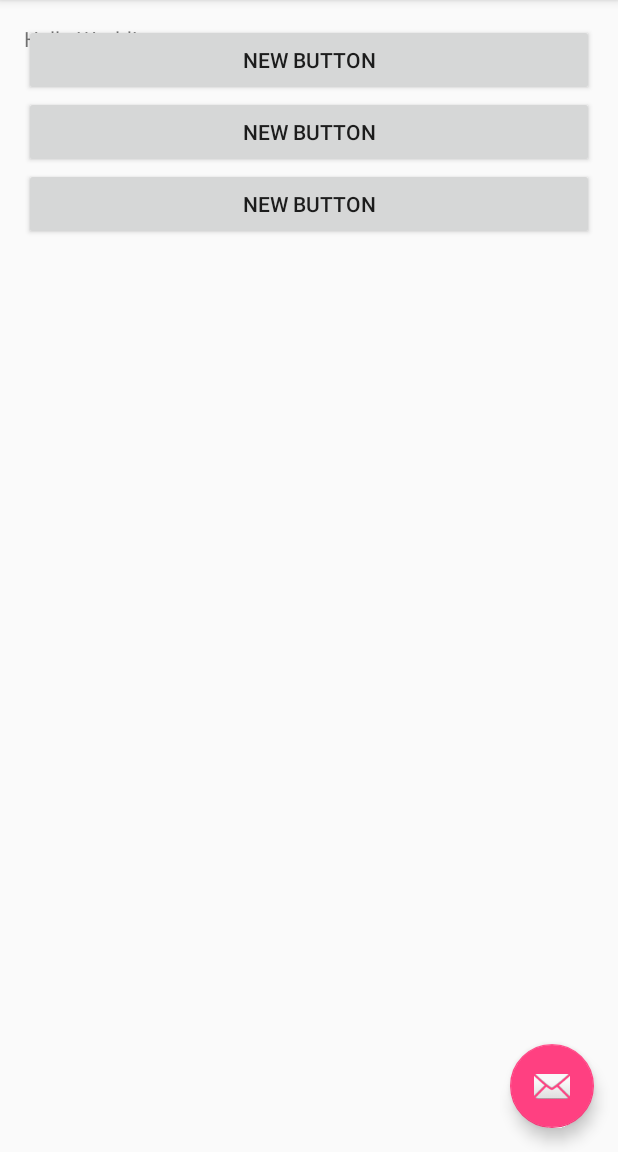
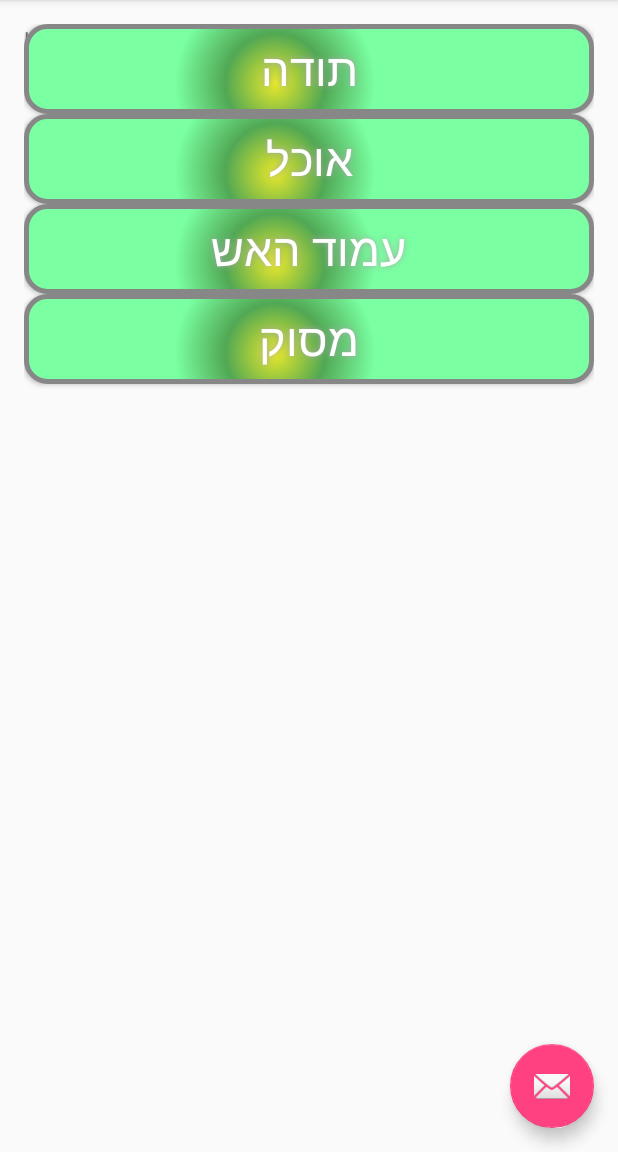
Before and after one commit to eshmor/Ipud, an Android app: the screen it shows after launch (IpudActivity), on a phone screen of 412 x 824 dp, the part 84-1236 px from its top. Run offline under Robolectric (Android 15) with nearby library versions, the phone set to English and light mode, and no system bars.

Commit message:
Add buttons and icon

```diff
--- a/app/src/main/AndroidManifest.xml
+++ b/app/src/main/AndroidManifest.xml
@@ -1,6 +1,8 @@
 <?xml version="1.0" encoding="utf-8"?>
 <manifest xmlns:android="http://schemas.android.com/apk/res/android"
     package="com.pud.ipud2">
+    <uses-permission android:name="android.permission.INTERNET" />
+    <uses-permission android:name="android.permission.WAKE_LOCK" />
 
     <application
         android:allowBackup="true"
@@ -8,6 +10,7 @@
         android:label="@string/app_name"
         android:supportsRtl="true"
         android:theme="@style/AppTheme">
+
         <activity
             android:name=".IpudActivity"
             android:label="@string/app_name"
--- a/app/src/main/java/com/pud/ipud2/IpudActivity.java
+++ b/app/src/main/java/com/pud/ipud2/IpudActivity.java
@@ -1,13 +1,18 @@
 package com.pud.ipud2;
 
+import android.media.MediaPlayer;
 import android.os.Bundle;
 import android.support.design.widget.FloatingActionButton;
 import android.support.design.widget.Snackbar;
 import android.support.v7.app.AppCompatActivity;
 import android.support.v7.widget.Toolbar;
+import android.util.Log;
 import android.view.View;
 import android.view.Menu;
 import android.view.MenuItem;
+import android.widget.Button;
+
+import java.io.IOException;
 
 public class IpudActivity extends AppCompatActivity {
 
@@ -26,6 +31,71 @@ public class IpudActivity extends AppCompatActivity {
                         .setAction("Action", null).show();
             }
         });
+
+        final Button thanksButton = (Button) findViewById(R.id.ThanksBtnId);
+        thanksButton.setOnClickListener(new View.OnClickListener() {
+            public void onClick(View v) {
+                MediaPlayer mediaPlayer = MediaPlayer.create(getApplicationContext(), R.raw.thanks);
+                mediaPlayer.start(); // no need to call prepare(); create() does that for you
+                // Perform action on click
+            }
+        });
+
+        final Button foodButton = (Button) findViewById(R.id.FoodBtnId);
+        foodButton.setOnClickListener(new View.OnClickListener() {
+            public void onClick(View v) {
+                MediaPlayer mediaPlayer = MediaPlayer.create(getApplicationContext(), R.raw.food);
+                mediaPlayer.start(); // no need to call prepare(); create() does that for you
+                // Perform action on click
+            }
+        });
+
+
+
+
+
+
+        final Button firePallButton = (Button) findViewById(R.id.firePalllBtnId);
+        firePallButton.setOnClickListener(new View.OnClickListener() {
+            boolean isPlaying =false;
+            final MediaPlayer firePallmediaPlayer = MediaPlayer.create(getApplicationContext(), R.raw.firepall);
+            public void onClick(View v) {
+
+
+                if(!isPlaying){
+                    firePallmediaPlayer.start();
+                    ((Button)v).setText(R.string.stopFirePallTxt);
+                    isPlaying = true;
+                }else{
+                    isPlaying = false;
+                    firePallmediaPlayer.stop();
+                    ((Button)v).setText(R.string.firePallTxt);
+                    try {
+                        firePallmediaPlayer.prepare();
+                    } catch (IOException e) {
+                        Log.e("STOP", e.getMessage());
+                    }
+                }
+
+            }
+        });
+
+
+
+
+
+
+        final Button heliButton = (Button) findViewById(R.id.heliBtnId);
+        heliButton.setOnClickListener(new View.OnClickListener() {
+            public void onClick(View v) {
+                MediaPlayer mediaPlayer = MediaPlayer.create(getApplicationContext(), R.raw.heli);
+                mediaPlayer.start();            }
+        });
+
+
+
+        MediaPlayer mediaPlayer = MediaPlayer.create(getApplicationContext(), R.raw.ipud);
+        mediaPlayer.start();
     }
 
     @Override
--- /dev/null
+++ b/app/src/main/res/drawable/buttonshape.xml
@@ -0,0 +1,29 @@
+<?xml version="1.0" encoding="utf-8"?>
+<shape xmlns:android="http://schemas.android.com/apk/res/android" android:shape="rectangle" >
+    <corners
+        android:radius="14dp"
+        />
+    <gradient
+        android:gradientRadius="100"
+        android:centerX="44%"
+        android:centerY="67%"
+        android:centerColor="#51A854"
+        android:startColor="#E8E82A"
+        android:endColor="#7AFFA2"
+        android:type="radial"
+        />
+    <padding
+        android:left="0dp"
+        android:top="0dp"
+        android:right="0dp"
+        android:bottom="0dp"
+        />
+    <size
+        android:width="270dp"
+        android:height="60dp"
+        />
+    <stroke
+        android:width="3dp"
+        android:color="#878787"
+        />
+</shape>
--- a/app/src/main/res/layout/content_ipud.xml
+++ b/app/src/main/res/layout/content_ipud.xml
@@ -25,22 +25,70 @@
         android:layout_alignParentLeft="true"
         android:layout_alignParentStart="true">
 
+
+
         <Button
+            android:id="@+id/ThanksBtnId"
+
+            android:text="@string/thanksBtnTxt"
+            android:textColor="#FFFFFF"
+            android:textSize="30sp"
+
             android:layout_width="match_parent"
             android:layout_height="wrap_content"
-            android:text="New Button"
-            android:id="@+id/button" />
+            android:background="@drawable/buttonshape"
+            android:shadowColor="#A8A8A8"
+            android:shadowDx="0"
+            android:shadowDy="0"
+            android:shadowRadius="5"
+            />
 
         <Button
+            android:id="@+id/FoodBtnId"
+
+            android:text="@string/foodBtTxt"
+            android:textColor="#FFFFFF"
+            android:textSize="30sp"
+
             android:layout_width="match_parent"
             android:layout_height="wrap_content"
-            android:text="New Button"
-            android:id="@+id/button2" />
+            android:background="@drawable/buttonshape"
+            android:shadowColor="#A8A8A8"
+            android:shadowDx="0"
+            android:shadowDy="0"
+            android:shadowRadius="5"
+            />
 
         <Button
+            android:id="@+id/firePalllBtnId"
+
+            android:text="@string/firePallTxt"
+            android:textColor="#FFFFFF"
+            android:textSize="30sp"
+
             android:layout_width="match_parent"
             android:layout_height="wrap_content"
-            android:text="New Button"
-            android:id="@+id/button3" />
+            android:background="@drawable/buttonshape"
+            android:shadowColor="#A8A8A8"
+            android:shadowDx="0"
+            android:shadowDy="0"
+            android:shadowRadius="5"
+            />
+        <Button
+            android:id="@+id/heliBtnId"
+
+            android:text="@string/helilTxt"
+            android:textColor="#FFFFFF"
+            android:textSize="30sp"
+
+            android:layout_width="match_parent"
+            android:layout_height="wrap_content"
+            android:background="@drawable/buttonshape"
+            android:shadowColor="#A8A8A8"
+            android:shadowDx="0"
+            android:shadowDy="0"
+            android:shadowRadius="5"
+            />
+
     </LinearLayout>
 </RelativeLayout>
--- a/app/src/main/res/values/strings.xml
+++ b/app/src/main/res/values/strings.xml
@@ -1,4 +1,10 @@
 <resources>
     <string name="app_name">Ipud 2</string>
     <string name="action_settings">Settings</string>
+    <string name="thanksBtnTxt">תודה</string>
+    <string name="foodBtTxt">אוכל</string>
+    <string name="firePallTxt">עמוד האש</string>
+    <string name="stopFirePallTxt">עצור עמוד</string>
+    <string name="helilTxt">מסוק</string>
+
 </resources>
```
Also changed, not shown: app/src/main/res/mipmap-hdpi/ic_launcher.png, app/src/main/res/mipmap-mdpi/ic_launcher.png, app/src/main/res/mipmap-xhdpi/ic_launcher.png, app/src/main/res/mipmap-xxhdpi/ic_launcher.png, app/src/main/res/mipmap-xxxhdpi/ic_launcher.png, 1 other file.
